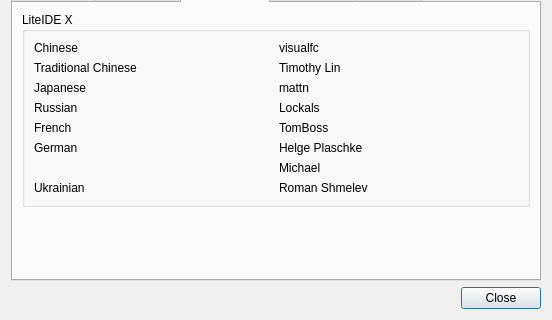
The window that liteidex/src/liteapp/aboutdialog.ui (visualfc/liteide) describes before a commit, drawn with Qt 5; both pictures show x 0 to 552 and y 139 to 459 of the 552 by 459 pixel window.
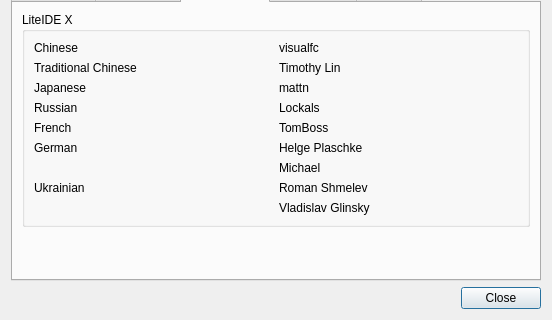
The same window after the commit. The open tabs and pages were chosen to show the change. Icons and pictures are not drawn.

Commit message:
Update uk (Ukrainian) translation
Still incomplete though.
Add myself to translators list.

Diff of the .ui file:
```diff
--- a/liteidex/src/liteapp/aboutdialog.ui
+++ b/liteidex/src/liteapp/aboutdialog.ui
@@ -514,6 +514,13 @@
             </property>
            </widget>
           </item>
+          <item row="8" column="1">
+           <widget class="QLabel" name="labelTranslator_cl0ne">
+            <property name="text">
+             <string notr="true">Vladislav Glinsky &lt;cl0ne@mithril.org.ua&gt;</string>
+            </property>
+           </widget>
+          </item>
          </layout>
         </widget>
        </item>
```
The commit also changes 1 other file.
